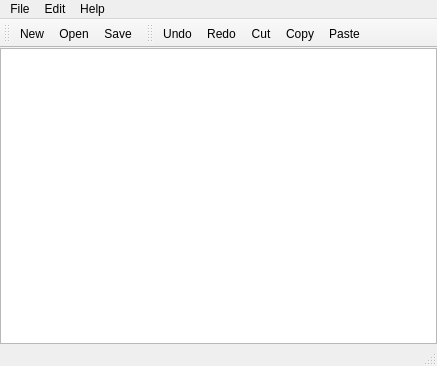
Above: forms/mainwindow.ui from BGR360/asIDE before the change. Below: the same form after it.
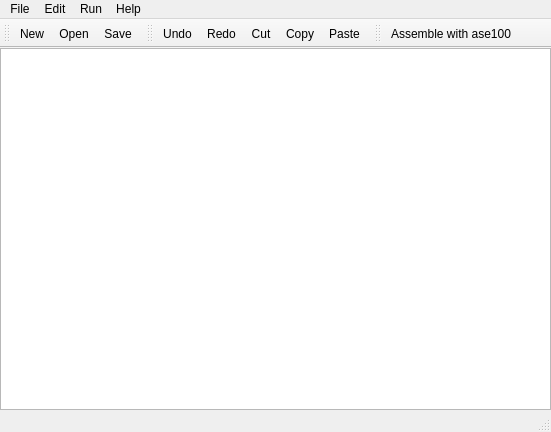
That is the form after the change. Icons and pictures are not drawn.

```diff
--- a/forms/mainwindow.ui
+++ b/forms/mainwindow.ui
@@ -6,8 +6,8 @@
    <rect>
     <x>0</x>
     <y>0</y>
-    <width>437</width>
-    <height>366</height>
+    <width>551</width>
+    <height>432</height>
    </rect>
   </property>
   <property name="windowTitle">
@@ -40,8 +40,8 @@
     <rect>
      <x>0</x>
      <y>0</y>
-     <width>437</width>
-     <height>22</height>
+     <width>551</width>
+     <height>31</height>
     </rect>
    </property>
    <widget class="QMenu" name="menuWidgeted_Editor">
@@ -72,8 +72,15 @@
     </property>
     <addaction name="actionInfo"/>
    </widget>
+   <widget class="QMenu" name="menuRun">
+    <property name="title">
+     <string>Run</string>
+    </property>
+    <addaction name="actionAssemble"/>
+   </widget>
    <addaction name="menuWidgeted_Editor"/>
    <addaction name="menuEdit"/>
+   <addaction name="menuRun"/>
    <addaction name="menuHelp"/>
   </widget>
   <widget class="QToolBar" name="mainToolBar">
@@ -104,6 +111,18 @@
    <addaction name="actionCopy"/>
    <addaction name="actionPaste"/>
   </widget>
+  <widget class="QToolBar" name="miscToolBar">
+   <property name="windowTitle">
+    <string>toolBar</string>
+   </property>
+   <attribute name="toolBarArea">
+    <enum>TopToolBarArea</enum>
+   </attribute>
+   <attribute name="toolBarBreak">
+    <bool>false</bool>
+   </attribute>
+   <addaction name="actionAssemble"/>
+  </widget>
   <action name="actionNew">
    <property name="icon">
     <iconset resource="../resources.qrc">
@@ -215,6 +234,18 @@
     <string>Info...</string>
    </property>
   </action>
+  <action name="actionAssemble">
+   <property name="icon">
+    <iconset resource="../resources.qrc">
+     <normaloff>:/images/assemble.png</normaloff>:/images/assemble.png</iconset>
+   </property>
+   <property name="text">
+    <string>Assemble with ase100</string>
+   </property>
+   <property name="shortcut">
+    <string>Ctrl+R</string>
+   </property>
+  </action>
  </widget>
  <layoutdefault spacing="6" margin="11"/>
  <resources>
```
Left out of the diff: 2 changed lines with no effect on the pictures.
